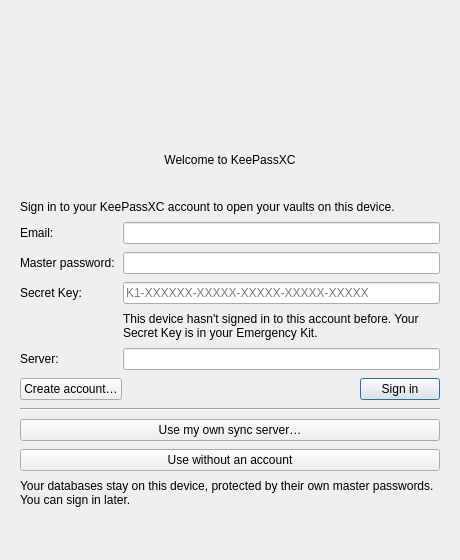
First picture: the form in src/gui/account/AccountStartWidget.ui, repository OpenVireo/openvireo, before the edit.
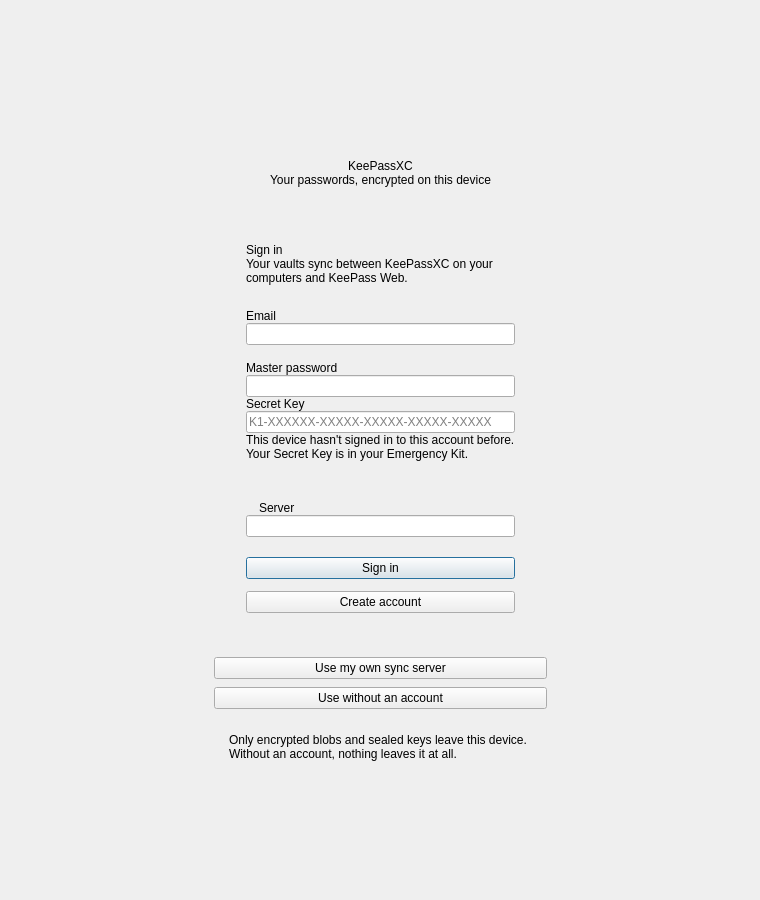
Second picture: the form after the edit. Custom widgets are drawn as their Qt base class.

Commit message:
Redesign the account start screen in the Fluent style
The start screen fills the page and centers its own column instead of
sitting between the welcome screen's spacers. Other ways to use
KeePassXC are full-width option rows with a Fluent glyph
(AccountStartOptionButton), long values elide instead of widening the
card (AccountStartElidedLabel), and required fields are marked.

```diff
--- a/src/gui/account/AccountStartWidget.ui
+++ b/src/gui/account/AccountStartWidget.ui
@@ -6,8 +6,8 @@
    <rect>
     <x>0</x>
     <y>0</y>
-    <width>460</width>
-    <height>560</height>
+    <width>760</width>
+    <height>900</height>
    </rect>
   </property>
   <property name="accessibleName">
@@ -15,7 +15,44 @@
   </property>
   <layout class="QVBoxLayout" name="verticalLayout">
    <property name="spacing">
-    <number>12</number>
+    <number>0</number>
+   </property>
+   <property name="leftMargin">
+    <number>0</number>
+   </property>
+   <property name="topMargin">
+    <number>0</number>
+   </property>
+   <property name="rightMargin">
+    <number>0</number>
+   </property>
+   <property name="bottomMargin">
+    <number>0</number>
+   </property>
+   <item>
+    <widget class="QScrollArea" name="scrollArea">
+     <property name="frameShape">
+      <enum>QFrame::NoFrame</enum>
+     </property>
+     <property name="widgetResizable">
+      <bool>true</bool>
+     </property>
+     <widget class="QWidget" name="scrollContents">
+      <layout class="QVBoxLayout" name="scrollLayout">
+       <property name="spacing">
+        <number>0</number>
+       </property>
+       <property name="leftMargin">
+        <number>16</number>
+       </property>
+       <property name="topMargin">
+        <number>32</number>
+       </property>
+       <property name="rightMargin">
+        <number>16</number>
+       </property>
+       <property name="bottomMargin">
+        <number>32</number>
    </property>
    <item>
     <spacer name="topSpacer">
@@ -25,6 +62,74 @@
      <property name="sizeHint" stdset="0">
       <size>
        <width>0</width>
+           <height>0</height>
+          </size>
+         </property>
+        </spacer>
+       </item>
+       <item>
+        <layout class="QHBoxLayout" name="centerRow">
+         <item>
+          <spacer name="leftSpacer">
+           <property name="orientation">
+            <enum>Qt::Horizontal</enum>
+           </property>
+           <property name="sizeHint" stdset="0">
+            <size>
+             <width>0</width>
+             <height>0</height>
+            </size>
+           </property>
+          </spacer>
+         </item>
+         <item>
+          <widget class="QWidget" name="column">
+           <property name="sizePolicy">
+            <sizepolicy hsizetype="Expanding" vsizetype="Preferred">
+             <horstretch>0</horstretch>
+             <verstretch>0</verstretch>
+            </sizepolicy>
+           </property>
+           <property name="maximumSize">
+            <size>
+             <width>488</width>
+             <height>16777215</height>
+            </size>
+           </property>
+           <layout class="QVBoxLayout" name="columnLayout">
+            <property name="spacing">
+             <number>0</number>
+            </property>
+            <property name="leftMargin">
+             <number>0</number>
+            </property>
+            <property name="topMargin">
+             <number>0</number>
+            </property>
+            <property name="rightMargin">
+             <number>0</number>
+            </property>
+            <property name="bottomMargin">
+             <number>0</number>
+            </property>
+            <item>
+             <widget class="QLabel" name="logoLabel">
+              <property name="alignment">
+               <set>Qt::AlignCenter</set>
+              </property>
+             </widget>
+            </item>
+            <item>
+             <spacer name="logoSpacer">
+              <property name="orientation">
+               <enum>Qt::Vertical</enum>
+              </property>
+              <property name="sizeType">
+               <enum>QSizePolicy::Fixed</enum>
+              </property>
+              <property name="sizeHint" stdset="0">
+               <size>
+                <width>0</width>
        <height>20</height>
       </size>
      </property>
@@ -33,17 +138,64 @@
    <item>
     <widget class="QLabel" name="titleLabel">
      <property name="text">
-      <string>Welcome to KeePassXC</string>
+               <string>KeePassXC</string>
      </property>
      <property name="alignment">
       <set>Qt::AlignCenter</set>
      </property>
     </widget>
    </item>
+            <item>
+             <widget class="QLabel" name="subtitleLabel">
+              <property name="text">
+               <string>Your passwords, encrypted on this device</string>
+              </property>
+              <property name="alignment">
+               <set>Qt::AlignCenter</set>
+              </property>
+              <property name="wordWrap">
+               <bool>true</bool>
+              </property>
+             </widget>
+            </item>
+            <item>
+             <spacer name="subtitleSpacer">
+              <property name="orientation">
+               <enum>Qt::Vertical</enum>
+              </property>
+              <property name="sizeType">
+               <enum>QSizePolicy::Fixed</enum>
+              </property>
+              <property name="sizeHint" stdset="0">
+               <size>
+                <width>0</width>
+                <height>24</height>
+               </size>
+              </property>
+             </spacer>
+            </item>
    <item>
     <widget class="MessageWidget" name="messageWidget" native="true"/>
    </item>
    <item>
+             <widget class="QFrame" name="card">
+              <layout class="QVBoxLayout" name="cardLayout">
+               <property name="spacing">
+                <number>0</number>
+               </property>
+               <property name="leftMargin">
+                <number>32</number>
+               </property>
+               <property name="topMargin">
+                <number>32</number>
+               </property>
+               <property name="rightMargin">
+                <number>32</number>
+               </property>
+               <property name="bottomMargin">
+                <number>28</number>
+               </property>
+               <item>
     <widget class="QStackedWidget" name="pages">
      <property name="currentIndex">
       <number>0</number>
@@ -51,12 +203,31 @@
      <widget class="QWidget" name="signInPage">
       <layout class="QVBoxLayout" name="signInLayout">
        <property name="spacing">
-        <number>8</number>
-       </property>
+                    <number>0</number>
+                   </property>
+                   <property name="leftMargin">
+                    <number>0</number>
+                   </property>
+                   <property name="topMargin">
+                    <number>0</number>
+                   </property>
+                   <property name="rightMargin">
+                    <number>0</number>
+                   </property>
+                   <property name="bottomMargin">
+                    <number>0</number>
+                   </property>
+                   <item>
+                    <widget class="QLabel" name="signInHeading">
+                     <property name="text">
+                      <string>Sign in</string>
+                     </property>
+                    </widget>
+                   </item>
        <item>
         <widget class="QLabel" name="signInIntro">
          <property name="text">
-          <string>Sign in to your KeePassXC account to open your vaults on this device.</string>
+                      <string>Your vaults sync between KeePassXC on your computers and KeePass Web.</string>
          </property>
          <property name="wordWrap">
           <bool>true</bool>
@@ -64,35 +235,65 @@
         </widget>
        </item>
        <item>
-        <layout class="QFormLayout" name="signInForm">
-         <item row="0" column="0">
+                    <spacer name="signInIntroSpacer">
+                     <property name="orientation">
+                      <enum>Qt::Vertical</enum>
+                     </property>
+                     <property name="sizeType">
+                      <enum>QSizePolicy::Fixed</enum>
+                     </property>
+                     <property name="sizeHint" stdset="0">
+                      <size>
+                       <width>0</width>
+                       <height>24</height>
+                      </size>
+                     </property>
+                    </spacer>
+                   </item>
+                   <item>
           <widget class="QLabel" name="emailLabel">
            <property name="text">
-            <string>Email:</string>
+                      <string>Email</string>
            </property>
            <property name="buddy">
             <cstring>emailEdit</cstring>
            </property>
           </widget>
          </item>
-         <item row="0" column="1">
+                   <item>
           <widget class="VaultLineEdit" name="emailEdit">
            <property name="accessibleName">
             <string>Email</string>
            </property>
           </widget>
          </item>
-         <item row="1" column="0">
+                   <item>
+                    <spacer name="emailSpacer">
+                     <property name="orientation">
+                      <enum>Qt::Vertical</enum>
+                     </property>
+                     <property name="sizeType">
+                      <enum>QSizePolicy::Fixed</enum>
+                     </property>
+                     <property name="sizeHint" stdset="0">
+                      <size>
+                       <width>0</width>
+                       <height>16</height>
+                      </size>
+                     </property>
+                    </spacer>
+                   </item>
+                   <item>
           <widget class="QLabel" name="passwordLabel">
            <property name="text">
-            <string>Master password:</string>
+                      <string>Master password</string>
            </property>
            <property name="buddy">
             <cstring>passwordEdit</cstring>
            </property>
           </widget>
          </item>
-         <item row="1" column="1">
+                   <item>
           <widget class="VaultLineEdit" name="passwordEdit">
            <property name="echoMode">
             <enum>QLineEdit::Password</enum>
@@ -102,17 +303,17 @@
            </property>
           </widget>
          </item>
-         <item row="2" column="0">
+                   <item>
           <widget class="QLabel" name="secretKeyLabel">
            <property name="text">
-            <string>Secret Key:</string>
+                      <string>Secret Key</string>
            </property>
            <property name="buddy">
             <cstring>secretKeyEdit</cstring>
            </property>
           </widget>
          </item>
-         <item row="2" column="1">
+                   <item>
           <widget class="VaultLineEdit" name="secretKeyEdit">
            <property name="accessibleName">
             <string>Secret Key</string>
@@ -122,7 +323,7 @@
            </property>
           </widget>
          </item>
-         <item row="3" column="1">
+                   <item>
           <widget class="QLabel" name="secretKeyHint">
            <property name="text">
             <string>This device hasn't signed in to this account before. Your Secret Key is in your Emergency Kit.</string>
@@ -132,43 +333,113 @@
            </property>
           </widget>
          </item>
-         <item row="4" column="0">
+                   <item>
+                    <spacer name="passwordSpacer">
+                     <property name="orientation">
+                      <enum>Qt::Vertical</enum>
+                     </property>
+                     <property name="sizeType">
+                      <enum>QSizePolicy::Fixed</enum>
+                     </property>
+                     <property name="sizeHint" stdset="0">
+                      <size>
+                       <width>0</width>
+                       <height>12</height>
+                      </size>
+                     </property>
+                    </spacer>
+                   </item>
+                   <item>
+                    <widget class="QLabel" name="secretKeyLink">
+                     <property name="alignment">
+                      <set>Qt::AlignCenter</set>
+                     </property>
+                     <property name="wordWrap">
+                      <bool>true</bool>
+                     </property>
+                     <property name="accessibleName">
+                      <string>Enter your Secret Key</string>
+                     </property>
+                    </widget>
+                   </item>
+                   <item>
+                    <spacer name="secretKeyLinkSpacer">
+                     <property name="orientation">
+                      <enum>Qt::Vertical</enum>
+                     </property>
+                     <property name="sizeType">
+                      <enum>QSizePolicy::Fixed</enum>
+                     </property>
+                     <property name="sizeHint" stdset="0">
+                      <size>
+                       <width>0</width>
+                       <height>14</height>
+                      </size>
+                     </property>
+                    </spacer>
+                   </item>
+                   <item>
+                    <layout class="QHBoxLayout" name="serverRow">
+                     <property name="spacing">
+                      <number>6</number>
+                     </property>
+                     <item>
+                      <widget class="QLabel" name="serverIcon"/>
+                     </item>
+                     <item>
           <widget class="QLabel" name="serverLabel">
            <property name="text">
-            <string>Server:</string>
+                        <string>Server</string>
            </property>
            <property name="buddy">
             <cstring>serverEdit</cstring>
            </property>
           </widget>
          </item>
-         <item row="4" column="1">
+                     <item>
+                      <widget class="AccountStartElidedLabel" name="serverValueLabel"/>
+                     </item>
+                     <item>
+                      <widget class="QLabel" name="serverChangeLink">
+                       <property name="accessibleName">
+                        <string>Change server</string>
+                       </property>
+                      </widget>
+                     </item>
+                     <item>
+                      <spacer name="serverRowSpacer">
+                       <property name="orientation">
+                        <enum>Qt::Horizontal</enum>
+                       </property>
+                       <property name="sizeHint" stdset="0">
+                        <size>
+                         <width>0</width>
+                         <height>0</height>
+                        </size>
+                       </property>
+                      </spacer>
+                     </item>
+                    </layout>
+                   </item>
+                   <item>
           <widget class="VaultLineEdit" name="serverEdit">
            <property name="accessibleName">
             <string>Account server</string>
            </property>
           </widget>
          </item>
-        </layout>
-       </item>
        <item>
-        <layout class="QHBoxLayout" name="signInButtons">
-         <item>
-          <widget class="VaultButton" name="createAccountButton">
-           <property name="text">
-            <string>Create account…</string>
-           </property>
-          </widget>
-         </item>
-         <item>
-          <spacer name="signInButtonsSpacer">
+                    <spacer name="serverSpacer">
            <property name="orientation">
-            <enum>Qt::Horizontal</enum>
+                      <enum>Qt::Vertical</enum>
+                     </property>
+                     <property name="sizeType">
+                      <enum>QSizePolicy::Fixed</enum>
            </property>
            <property name="sizeHint" stdset="0">
             <size>
              <width>0</width>
-             <height>0</height>
+                       <height>20</height>
             </size>
            </property>
           </spacer>
@@ -183,36 +454,26 @@
            </property>
           </widget>
          </item>
-        </layout>
-       </item>
        <item>
-        <widget class="Line" name="separator">
+                    <spacer name="signInButtonSpacer">
          <property name="orientation">
-          <enum>Qt::Horizontal</enum>
-         </property>
-        </widget>
-       </item>
-       <item>
-        <widget class="VaultButton" name="selfHostedButton">
-         <property name="text">
-          <string>Use my own sync server…</string>
-         </property>
-        </widget>
-       </item>
-       <item>
-        <widget class="VaultButton" name="localButton">
-         <property name="text">
-          <string>Use without an account</string>
-         </property>
-        </widget>
+                      <enum>Qt::Vertical</enum>
+                     </property>
+                     <property name="sizeType">
+                      <enum>QSizePolicy::Fixed</enum>
+                     </property>
+                     <property name="sizeHint" stdset="0">
+                      <size>
+                       <width>0</width>
+                       <height>12</height>
+                      </size>
+                     </property>
+                    </spacer>
        </item>
        <item>
-        <widget class="QLabel" name="localHint">
+                    <widget class="VaultButton" name="createAccountButton">
          <property name="text">
-          <string>Your databases stay on this device, protected by their own master passwords. You can sign in later.</string>
-         </property>
-         <property name="wordWrap">
-          <bool>true</bool>
+                      <string>Create account</string>
          </property>
         </widget>
        </item>
@@ -220,6 +481,28 @@
      </widget>
      <widget class="QWidget" name="mfaPage">
       <layout class="QVBoxLayout" name="mfaLayout">
+                   <property name="spacing">
+                    <number>0</number>
+                   </property>
+                   <property name="leftMargin">
+                    <number>0</number>
+                   </property>
+                   <property name="topMargin">
+                    <number>0</number>
+                   </property>
+                   <property name="rightMargin">
+                    <number>0</number>
+                   </property>
+                   <property name="bottomMargin">
+                    <number>0</number>
+                   </property>
+                   <item>
+                    <widget class="QLabel" name="mfaHeading">
+                     <property name="text">
+                      <string>Two-step verification</string>
+                     </property>
+                    </widget>
+                   </item>
        <item>
         <widget class="QLabel" name="mfaIntro">
          <property name="text">
@@ -230,6 +513,32 @@
          </property>
         </widget>
        </item>
+                   <item>
+                    <spacer name="mfaIntroSpacer">
+                     <property name="orientation">
+                      <enum>Qt::Vertical</enum>
+                     </property>
+                     <property name="sizeType">
+                      <enum>QSizePolicy::Fixed</enum>
+                     </property>
+                     <property name="sizeHint" stdset="0">
+                      <size>
+                       <width>0</width>
+                       <height>24</height>
+                      </size>
+                     </property>
+                    </spacer>
+                   </item>
+                   <item>
+                    <widget class="QLabel" name="mfaCodeLabel">
+                     <property name="text">
+                      <string>Authentication code</string>
+                     </property>
+                     <property name="buddy">
+                      <cstring>mfaCodeEdit</cstring>
+                     </property>
+                    </widget>
+                   </item>
        <item>
         <widget class="VaultLineEdit" name="mfaCodeEdit">
          <property name="accessibleName">
@@ -244,23 +553,17 @@
         </widget>
        </item>
        <item>
-        <layout class="QHBoxLayout" name="mfaButtons">
-         <item>
-          <widget class="VaultButton" name="mfaCancelButton">
-           <property name="text">
-            <string>Back</string>
-           </property>
-          </widget>
-         </item>
-         <item>
-          <spacer name="mfaButtonsSpacer">
+                    <spacer name="mfaCodeSpacer">
            <property name="orientation">
-            <enum>Qt::Horizontal</enum>
+                      <enum>Qt::Vertical</enum>
+                     </property>
+                     <property name="sizeType">
+                      <enum>QSizePolicy::Fixed</enum>
            </property>
            <property name="sizeHint" stdset="0">
             <size>
              <width>0</width>
-             <height>0</height>
+                       <height>20</height>
             </size>
            </property>
           </spacer>
@@ -275,19 +578,55 @@
            </property>
           </widget>
          </item>
-        </layout>
-       </item>
        <item>
-        <spacer name="mfaSpacer">
+                    <spacer name="mfaVerifySpacer">
          <property name="orientation">
           <enum>Qt::Vertical</enum>
          </property>
-        </spacer>
-       </item>
+                     <property name="sizeType">
+                      <enum>QSizePolicy::Fixed</enum>
+                     </property>
+                     <property name="sizeHint" stdset="0">
+                      <size>
+                       <width>0</width>
+                       <height>12</height>
+                      </size>
+                     </property>
+                    </spacer>
+                   </item>
+                   <item>
+                    <widget class="VaultButton" name="mfaCancelButton">
+                     <property name="text">
+                      <string>Back</string>
+                     </property>
+                    </widget>
+                   </item>
       </layout>
      </widget>
      <widget class="QWidget" name="selfHostedPage">
       <layout class="QVBoxLayout" name="selfHostedLayout">
+                   <property name="spacing">
+                    <number>0</number>
+                   </property>
+                   <property name="leftMargin">
+                    <number>0</number>
+                   </property>
+                   <property name="topMargin">
+                    <number>0</number>
+                   </property>
+                   <property name="rightMargin">
+                    <number>0</number>
+                   </property>
+                   <property name="bottomMargin">
+                    <number>0</number>
+                   </property>
+                   <item>
+                    <widget class="QLabel" name="selfHostedHeading">
+                     <property name="text">
+                      <string>Use my own sync server</string>
+                     </property>
+                    </widget>
+                   </item>
        <item>
         <widget class="QLabel" name="selfHostedIntro">
          <property name="text">
@@ -299,18 +638,32 @@
         </widget>
        </item>
        <item>
-        <layout class="QFormLayout" name="selfHostedForm">
-         <item row="0" column="0">
+                    <spacer name="selfHostedIntroSpacer">
+                     <property name="orientation">
+                      <enum>Qt::Vertical</enum>
+                     </property>
+                     <property name="sizeType">
+                      <enum>QSizePolicy::Fixed</enum>
+                     </property>
+                     <property name="sizeHint" stdset="0">
+                      <size>
+                       <width>0</width>
+                       <height>24</height>
+                      </size>
+                     </property>
+                    </spacer>
+                   </item>
+                   <item>
           <widget class="QLabel" name="selfHostedUrlLabel">
            <property name="text">
-            <string>Server URL:</string>
+                      <string>Server URL</string>
            </property>
            <property name="buddy">
             <cstring>selfHostedUrlEdit</cstring>
            </property>
           </widget>
          </item>
-         <item row="0" column="1">
+                   <item>
           <widget class="VaultLineEdit" name="selfHostedUrlEdit">
            <property name="accessibleName">
             <string>Sync server URL</string>
@@ -320,43 +673,51 @@
            </property>
           </widget>
          </item>
-         <item row="1" column="0">
+                   <item>
+                    <spacer name="selfHostedUrlSpacer">
+                     <property name="orientation">
+                      <enum>Qt::Vertical</enum>
+                     </property>
+                     <property name="sizeType">
+                      <enum>QSizePolicy::Fixed</enum>
+                     </property>
+                     <property name="sizeHint" stdset="0">
+                      <size>
+                       <width>0</width>
+                       <height>16</height>
+                      </size>
+                     </property>
+                    </spacer>
+                   </item>
+                   <item>
           <widget class="QLabel" name="pairingCodeLabel">
            <property name="text">
-            <string>Pairing code:</string>
+                      <string>Pairing code</string>
            </property>
            <property name="buddy">
             <cstring>pairingCodeEdit</cstring>
            </property>
           </widget>
          </item>
-         <item row="1" column="1">
+                   <item>
           <widget class="VaultLineEdit" name="pairingCodeEdit">
            <property name="accessibleName">
             <string>Pairing code</string>
            </property>
           </widget>
          </item>
-        </layout>
-       </item>
        <item>
-        <layout class="QHBoxLayout" name="selfHostedButtons">
-         <item>
-          <widget class="VaultButton" name="selfHostedBackButton">
-           <property name="text">
-            <string>Back</string>
-           </property>
-          </widget>
-         </item>
-         <item>
-          <spacer name="selfHostedButtonsSpacer">
+                    <spacer name="pairingCodeSpacer">
            <property name="orientation">
-            <enum>Qt::Horizontal</enum>
+                      <enum>Qt::Vertical</enum>
+                     </property>
+                     <property name="sizeType">
+                      <enum>QSizePolicy::Fixed</enum>
            </property>
            <property name="sizeHint" stdset="0">
             <size>
              <width>0</width>
-             <height>0</height>
+                       <height>20</height>
             </size>
            </property>
           </spacer>
@@ -371,17 +732,102 @@
            </property>
           </widget>
          </item>
-        </layout>
-       </item>
        <item>
-        <spacer name="selfHostedSpacer">
+                    <spacer name="pairButtonSpacer">
          <property name="orientation">
           <enum>Qt::Vertical</enum>
          </property>
-        </spacer>
-       </item>
-      </layout>
-     </widget>
+                     <property name="sizeType">
+                      <enum>QSizePolicy::Fixed</enum>
+                     </property>
+                     <property name="sizeHint" stdset="0">
+                      <size>
+                       <width>0</width>
+                       <height>12</height>
+                      </size>
+                     </property>
+                    </spacer>
+                   </item>
+                   <item>
+                    <widget class="VaultButton" name="selfHostedBackButton">
+                     <property name="text">
+                      <string>Back</string>
+                     </property>
+                    </widget>
+                   </item>
+                  </layout>
+                 </widget>
+                </widget>
+               </item>
+              </layout>
+             </widget>
+            </item>
+            <item>
+             <widget class="QWidget" name="optionsWidget">
+              <layout class="QVBoxLayout" name="optionsLayout">
+               <property name="spacing">
+                <number>8</number>
+               </property>
+               <property name="leftMargin">
+                <number>0</number>
+               </property>
+               <property name="topMargin">
+                <number>16</number>
+               </property>
+               <property name="rightMargin">
+                <number>0</number>
+               </property>
+               <property name="bottomMargin">
+                <number>0</number>
+               </property>
+               <item>
+                <widget class="AccountStartOptionButton" name="selfHostedButton">
+                 <property name="text">
+                  <string>Use my own sync server</string>
+                 </property>
+                </widget>
+               </item>
+               <item>
+                <widget class="AccountStartOptionButton" name="localButton">
+                 <property name="text">
+                  <string>Use without an account</string>
+                 </property>
+                </widget>
+               </item>
+               <item>
+                <layout class="QHBoxLayout" name="privacyRow">
+                 <property name="spacing">
+                  <number>8</number>
+                 </property>
+                 <property name="topMargin">
+                  <number>16</number>
+                 </property>
+                 <item>
+                  <widget class="QLabel" name="privacyIcon">
+                   <property name="alignment">
+                    <set>Qt::AlignLeading|Qt::AlignTop</set>
+                   </property>
+                  </widget>
+                 </item>
+                 <item>
+                  <widget class="QLabel" name="localHint">
+                   <property name="sizePolicy">
+                    <sizepolicy hsizetype="Expanding" vsizetype="Preferred">
+                     <horstretch>0</horstretch>
+                     <verstretch>0</verstretch>
+                    </sizepolicy>
+                   </property>
+                   <property name="text">
+                    <string>Only encrypted blobs and sealed keys leave this device. Without an account, nothing leaves it at all.</string>
+                   </property>
+                   <property name="wordWrap">
+                    <bool>true</bool>
+                   </property>
+                  </widget>
+                 </item>
+                </layout>
+               </item>
+              </layout>
     </widget>
    </item>
    <item>
@@ -391,12 +837,40 @@
      </property>
     </widget>
    </item>
+           </layout>
+          </widget>
+         </item>
+         <item>
+          <spacer name="rightSpacer">
+           <property name="orientation">
+            <enum>Qt::Horizontal</enum>
+           </property>
+           <property name="sizeHint" stdset="0">
+            <size>
+             <width>0</width>
+             <height>0</height>
+            </size>
+           </property>
+          </spacer>
+         </item>
+        </layout>
+       </item>
    <item>
     <spacer name="bottomSpacer">
      <property name="orientation">
       <enum>Qt::Vertical</enum>
      </property>
-    </spacer>
+         <property name="sizeHint" stdset="0">
+          <size>
+           <width>0</width>
+           <height>0</height>
+          </size>
+         </property>
+        </spacer>
+       </item>
+      </layout>
+     </widget>
+    </widget>
    </item>
   </layout>
  </widget>
@@ -417,6 +891,16 @@
    <extends>QLineEdit</extends>
    <header>gui/vault/VaultControls.h</header>
   </customwidget>
+  <customwidget>
+   <class>AccountStartElidedLabel</class>
+   <extends>QLabel</extends>
+   <header>gui/account/AccountStartWidget.h</header>
+  </customwidget>
+  <customwidget>
+   <class>AccountStartOptionButton</class>
+   <extends>QPushButton</extends>
+   <header>gui/account/AccountStartWidget.h</header>
+  </customwidget>
  </customwidgets>
  <tabstops>
   <tabstop>emailEdit</tabstop>
```
Lines whose indentation alone changed are shown as unchanged. The commit also changes 3 other files.
